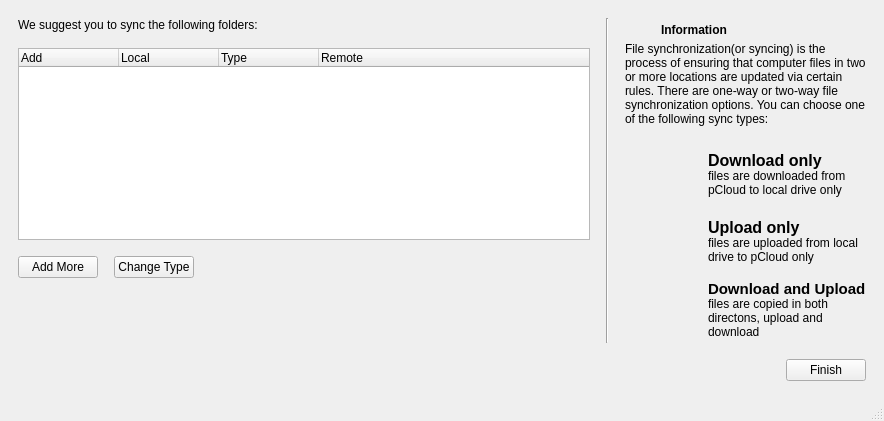
First picture: the form in suggestnsbasewin.ui, repository pcloudcom/psyncgui, before the edit.
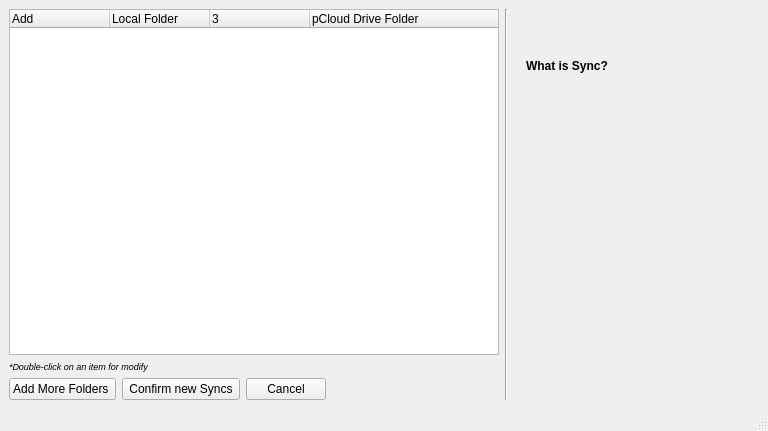
Second picture: the form after the edit. Icons and pictures are not drawn.

Commit message: SLX-236 | 1.update add new sync : 1.1 fix selecting folder for xp 1.2 update fldr name consistancy when name is too long 2. Adding wnew sync win - update design 3. Update Change pass dialog design 4. Add transparency icon for sync tab 5. Small update for log/reg wins ( add bolds)

```diff
--- a/suggestnsbasewin.ui
+++ b/suggestnsbasewin.ui
@@ -6,39 +6,23 @@
    <rect>
     <x>0</x>
     <y>0</y>
-    <width>884</width>
-    <height>421</height>
+    <width>768</width>
+    <height>431</height>
    </rect>
   </property>
+  <property name="sizePolicy">
+   <sizepolicy hsizetype="Minimum" vsizetype="Minimum">
+    <horstretch>0</horstretch>
+    <verstretch>0</verstretch>
+   </sizepolicy>
+  </property>
   <property name="windowTitle">
    <string>MainWindow</string>
   </property>
   <widget class="QWidget" name="centralwidget">
-   <layout class="QHBoxLayout" name="horizontalLayout_9">
+   <layout class="QHBoxLayout" name="horizontalLayout_2" stretch="2,0,1">
     <item>
-     <widget class="QStackedWidget" name="stackedWidget">
-      <property name="currentIndex">
-       <number>1</number>
-      </property>
-      <widget class="QWidget" name="page_welcome"/>
-      <widget class="QWidget" name="page_Sync">
-       <layout class="QHBoxLayout" name="horizontalLayout_8">
-        <item>
-         <layout class="QVBoxLayout" name="verticalLayout_4">
-          <property name="spacing">
-           <number>16</number>
-          </property>
-          <item>
-           <layout class="QHBoxLayout" name="horizontalLayout_7">
-            <item>
-             <layout class="QVBoxLayout" name="verticalLayout_2">
-              <item>
-               <widget class="QLabel" name="label_suggst">
-                <property name="text">
-                 <string>We suggest you to sync the following folders:</string>
-                </property>
-               </widget>
-              </item>
+     <layout class="QVBoxLayout" name="verticalLayout">
               <item>
                <widget class="QTreeWidget" name="treeWidget">
                 <column>
@@ -48,34 +32,52 @@
                 </column>
                 <column>
                  <property name="text">
-                  <string>Local</string>
+          <string>Local Folder</string>
                  </property>
                 </column>
                 <column>
                  <property name="text">
-                  <string>Type</string>
+          <string/>
                  </property>
                 </column>
                 <column>
                  <property name="text">
-                  <string>Remote</string>
+          <string>pCloud Drive Folder</string>
                  </property>
                 </column>
                </widget>
               </item>
+      <item>
+       <widget class="QLabel" name="label_modifyinfo">
+        <property name="text">
+         <string>&lt;html&gt;&lt;head/&gt;&lt;body&gt;&lt;p&gt;&lt;span style=&quot; font-size:7pt; font-style:italic;&quot;&gt;*Double-click on an item for modify&lt;/span&gt;&lt;/p&gt;&lt;/body&gt;&lt;/html&gt;</string>
+        </property>
+       </widget>
+      </item>
               <item>
                <layout class="QHBoxLayout" name="horizontalLayout">
                 <item>
                  <widget class="QPushButton" name="btnAdd">
                   <property name="text">
-                   <string>Add More</string>
-                  </property>
+           <string>Add More Folders </string>
+          </property>
+          <property name="icon">
+           <iconset resource="Resources.qrc">
+            <normaloff>:/32x32/images/32x32/sync.png</normaloff>:/32x32/images/32x32/sync.png</iconset>
+          </property>
                  </widget>
                 </item>
                 <item>
-                 <widget class="QPushButton" name="btnModify">
+         <widget class="QPushButton" name="btnFinish">
                   <property name="text">
-                   <string>Change Type</string>
+           <string> Confirm new Syncs </string>
+          </property>
+         </widget>
+        </item>
+        <item>
+         <widget class="QPushButton" name="btnCancel">
+          <property name="text">
+           <string>Cancel</string>
                   </property>
                  </widget>
                 </item>
@@ -94,19 +96,6 @@
                 </item>
                </layout>
               </item>
-              <item>
-               <spacer name="verticalSpacer">
-                <property name="orientation">
-                 <enum>Qt::Vertical</enum>
-                </property>
-                <property name="sizeHint" stdset="0">
-                 <size>
-                  <width>20</width>
-                  <height>40</height>
-                 </size>
-                </property>
-               </spacer>
-              </item>
              </layout>
             </item>
             <item>
@@ -117,177 +106,47 @@
              </widget>
             </item>
             <item>
-             <layout class="QVBoxLayout" name="verticalLayout">
+     <layout class="QVBoxLayout" name="verticalLayout_27">
+      <item>
+       <layout class="QVBoxLayout" name="verticalLayout_26">
               <property name="spacing">
                <number>0</number>
               </property>
-              <item>
-               <layout class="QHBoxLayout" name="horizontalLayout_6">
-                <property name="spacing">
+        <property name="leftMargin">
                  <number>12</number>
                 </property>
-                <item>
-                 <widget class="QLabel" name="label">
-                  <property name="maximumSize">
-                   <size>
-                    <width>24</width>
-                    <height>24</height>
-                   </size>
-                  </property>
-                  <property name="text">
-                   <string/>
-                  </property>
-                  <property name="pixmap">
-                   <pixmap resource="Resources.qrc">:/images/images/info.png</pixmap>
-                  </property>
-                  <property name="scaledContents">
-                   <bool>true</bool>
-                  </property>
-                 </widget>
-                </item>
-                <item>
-                 <widget class="QLabel" name="label_2">
-                  <property name="maximumSize">
-                   <size>
-                    <width>16777215</width>
-                    <height>24</height>
-                   </size>
-                  </property>
-                  <property name="text">
-                   <string>&lt;html&gt;&lt;head/&gt;&lt;body&gt;&lt;p&gt;&lt;span style=&quot; font-weight:600;&quot;&gt;Information&lt;/span&gt;&lt;/p&gt;&lt;/body&gt;&lt;/html&gt;</string>
-                  </property>
-                 </widget>
-                </item>
-               </layout>
-              </item>
-              <item>
-               <widget class="QLabel" name="label_info">
-                <property name="text">
-                 <string>&lt;html&gt;&lt;head/&gt;&lt;body&gt;&lt;p&gt;File synchronization(or syncing) is the process of ensuring that computer files in two or more locations are updated via certain rules. There are one-way or two-way file synchronization options. You can choose one of the following sync types:&lt;br/&gt;&lt;/p&gt;&lt;/body&gt;&lt;/html&gt;</string>
-                </property>
-                <property name="textFormat">
-                 <enum>Qt::AutoText</enum>
-                </property>
-                <property name="scaledContents">
-                 <bool>false</bool>
-                </property>
-                <property name="wordWrap">
-                 <bool>true</bool>
-                </property>
-                <property name="textInteractionFlags">
-                 <set>Qt::NoTextInteraction</set>
-                </property>
-               </widget>
-              </item>
-              <item>
-               <layout class="QHBoxLayout" name="horizontalLayout_2">
-                <property name="spacing">
+        <property name="topMargin">
                  <number>12</number>
                 </property>
                 <item>
-                 <widget class="QLabel" name="label_4">
-                  <property name="minimumSize">
-                   <size>
-                    <width>71</width>
-                    <height>51</height>
-                   </size>
-                  </property>
-                  <property name="maximumSize">
-                   <size>
-                    <width>40</width>
-                    <height>40</height>
-                   </size>
-                  </property>
+         <widget class="QLabel" name="label_syninfotitle">
                   <property name="text">
-                   <string/>
-                  </property>
-                  <property name="pixmap">
-                   <pixmap resource="Resources.qrc">:/images/images/download.png</pixmap>
-                  </property>
-                  <property name="scaledContents">
-                   <bool>true</bool>
-                  </property>
+           <string>&lt;html&gt;&lt;head/&gt;&lt;body&gt;&lt;p&gt;&lt;span style=&quot; font-weight:600;&quot;&gt;What is Sync?&lt;/span&gt;&lt;/p&gt;&lt;/body&gt;&lt;/html&gt;</string>
+          </property>
                  </widget>
                 </item>
                 <item>
-                 <widget class="QLabel" name="label_5">
+         <widget class="QLabel" name="label_syncinfo">
                   <property name="text">
-                   <string>&lt;html&gt;&lt;head/&gt;&lt;body&gt;&lt;p&gt;&lt;span style=&quot; font-size:12pt; font-weight:600;&quot;&gt;Download only&lt;br/&gt;&lt;/span&gt;files are downloaded from pCloud to local drive only&lt;/p&gt;&lt;/body&gt;&lt;/html&gt;</string>
-                  </property>
-                  <property name="scaledContents">
-                   <bool>true</bool>
-                  </property>
+           <string>&lt;html&gt;&lt;head/&gt;&lt;body&gt;&lt;p&gt;&lt;br/&gt;&lt;/p&gt;&lt;/body&gt;&lt;/html&gt;</string>
+          </property>
                   <property name="wordWrap">
-                   <bool>true</bool>
+           <bool>false</bool>
                   </property>
                  </widget>
                 </item>
                </layout>
               </item>
               <item>
-               <layout class="QHBoxLayout" name="horizontalLayout_4">
+       <layout class="QHBoxLayout" name="horizontalLayout_25">
                 <property name="spacing">
-                 <number>12</number>
-                </property>
-                <item>
-                 <widget class="QLabel" name="label_6">
-                  <property name="minimumSize">
-                   <size>
-                    <width>71</width>
-                    <height>51</height>
-                   </size>
-                  </property>
-                  <property name="maximumSize">
-                   <size>
-                    <width>40</width>
-                    <height>40</height>
-                   </size>
-                  </property>
-                  <property name="text">
-                   <string/>
-                  </property>
-                  <property name="pixmap">
-                   <pixmap resource="Resources.qrc">:/images/images/upload.png</pixmap>
-                  </property>
-                  <property name="scaledContents">
-                   <bool>true</bool>
-                  </property>
-                 </widget>
-                </item>
-                <item>
-                 <widget class="QLabel" name="label_7">
-                  <property name="text">
-                   <string>&lt;html&gt;&lt;head/&gt;&lt;body&gt;&lt;p&gt;&lt;span style=&quot; font-size:12pt; font-weight:600;&quot;&gt;Upload only&lt;br/&gt;&lt;/span&gt;files are uploaded from local drive to pCloud only&lt;/p&gt;&lt;/body&gt;&lt;/html&gt;</string>
-                  </property>
-                  <property name="scaledContents">
-                   <bool>true</bool>
-                  </property>
-                  <property name="wordWrap">
-                   <bool>true</bool>
-                  </property>
-                 </widget>
-                </item>
-               </layout>
-              </item>
-              <item>
-               <layout class="QHBoxLayout" name="horizontalLayout_5">
-                <property name="spacing">
+         <number>0</number>
+        </property>
+        <property name="topMargin">
                  <number>12</number>
                 </property>
                 <item>
-                 <widget class="QLabel" name="label_8">
-                  <property name="minimumSize">
-                   <size>
-                    <width>71</width>
-                    <height>51</height>
-                   </size>
-                  </property>
-                  <property name="maximumSize">
-                   <size>
-                    <width>40</width>
-                    <height>40</height>
-                   </size>
-                  </property>
+         <widget class="QLabel" name="label_syncpic">
                   <property name="text">
                    <string/>
                   </property>
@@ -295,58 +154,16 @@
                    <pixmap resource="Resources.qrc">:/images/images/both.png</pixmap>
                   </property>
                   <property name="scaledContents">
-                   <bool>true</bool>
-                  </property>
-                 </widget>
-                </item>
-                <item>
-                 <widget class="QLabel" name="label_9">
-                  <property name="text">
-                   <string>&lt;html&gt;&lt;head/&gt;&lt;body&gt;&lt;p&gt;&lt;span style=&quot; font-size:11pt; font-weight:600;&quot;&gt;Download and Upload&lt;/span&gt;&lt;span style=&quot; font-size:12pt; font-weight:600;&quot;&gt;&lt;br/&gt;&lt;/span&gt;files are copied in both directons, upload and download&lt;/p&gt;&lt;/body&gt;&lt;/html&gt;</string>
-                  </property>
-                  <property name="scaledContents">
-                   <bool>true</bool>
-                  </property>
-                  <property name="wordWrap">
-                   <bool>true</bool>
-                  </property>
+           <bool>false</bool>
+          </property>
+          <property name="alignment">
+           <set>Qt::AlignCenter</set>
+          </property>
                  </widget>
                 </item>
                </layout>
               </item>
              </layout>
-            </item>
-           </layout>
-          </item>
-          <item>
-           <layout class="QHBoxLayout" name="horizontalLayout_3">
-            <item>
-             <spacer name="horizontalSpacer_2">
-              <property name="orientation">
-               <enum>Qt::Horizontal</enum>
-              </property>
-              <property name="sizeHint" stdset="0">
-               <size>
-                <width>40</width>
-                <height>20</height>
-               </size>
-              </property>
-             </spacer>
-            </item>
-            <item>
-             <widget class="QPushButton" name="btnFinish">
-              <property name="text">
-               <string>Finish</string>
-              </property>
-             </widget>
-            </item>
-           </layout>
-          </item>
-         </layout>
-        </item>
-       </layout>
-      </widget>
-     </widget>
     </item>
    </layout>
   </widget>
```
Left out of the diff: 6 changed lines with no effect on the pictures. Lines whose indentation alone changed are shown as unchanged. The commit also changes 10 other files.
